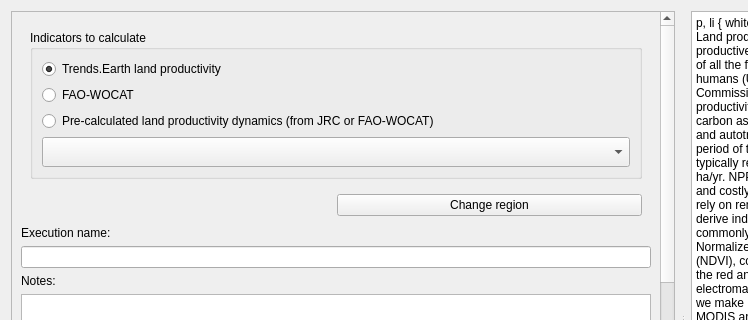
The window that LDMP/gui/DlgCalculateProd.ui (ConservationInternational/trends.earth) describes before a commit, drawn with Qt 5; both pictures show x 0 to 748 and y 0 to 320 of the 958 by 674 pixel window.
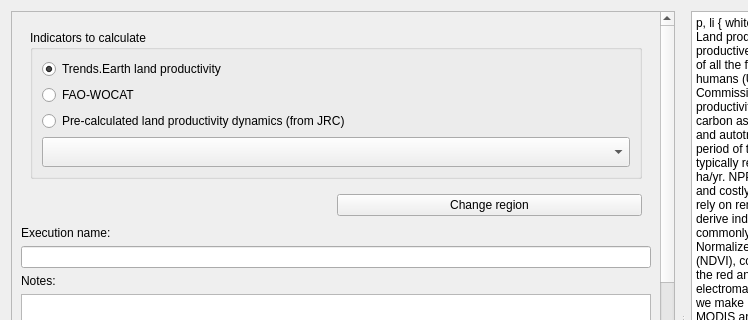
The same window after the commit. Custom widgets are drawn as their Qt base class.

Commit message: Remove FAO-Wocat from pre-calculated option

Diff of the .ui file:
```diff
--- a/LDMP/gui/DlgCalculateProd.ui
+++ b/LDMP/gui/DlgCalculateProd.ui
@@ -131,7 +131,7 @@
                     </sizepolicy>
                    </property>
                    <property name="text">
-                    <string>Pre-calculated land productivity dynamics (from JRC or FAO-WOCAT)</string>
+                    <string>Pre-calculated land productivity dynamics (from JRC)</string>
                    </property>
                    <property name="checked">
                     <bool>false</bool>
```
The commit also changes 2 other files.
